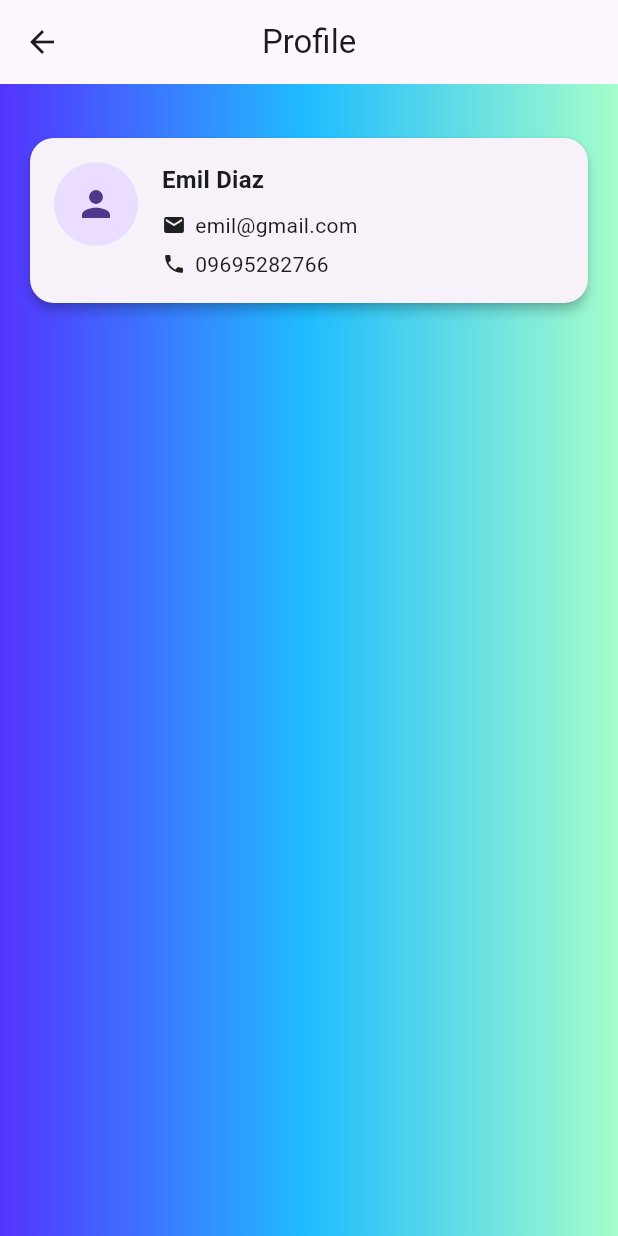
After one commit to exile213/Activity1-2_PROFE8-Diaz, a Flutter app: the ProfileView screen opened directly, on a phone screen of 412 x 824 dp. The commit adds this screen. Run offline on Flutter 3.47's test engine with Material 3 defaults, Android fonts, the phone set to English and light mode, and no system bars.

Commit message:
Add profile view and card, update navigation
Introduces a new ProfileView and ProfileCard widget to display user information. Updates home_view.dart to include a Profile tab in the bottom navigation bar and routes to the new profile view.

```diff
--- a/lib/views/home_view.dart
+++ b/lib/views/home_view.dart
@@ -1,6 +1,7 @@
 import 'package:flutter/material.dart';
 import 'package:flutter/cupertino.dart';
 import 'services_view.dart';
+import 'profile_view.dart';
 import '../widgets/custom_action_button.dart';
 import '../widgets/three_text_row.dart';
 import '../widgets/two_button_row.dart';
@@ -25,7 +26,8 @@ class _HomeViewState extends State<HomeView> {
         },
       );
     }
-    return const ServicesView();
+    if (_selectedIndex == 1) return const ServicesView();
+    return const ProfileView();
   }
 
   void _onNavTapped(int index) {
@@ -57,6 +59,7 @@ class _HomeViewState extends State<HomeView> {
         items: const [
           BottomNavigationBarItem(icon: Icon(Icons.home), label: "Home"),
           BottomNavigationBarItem(icon: Icon(Icons.build), label: "Services"),
+          BottomNavigationBarItem(icon: Icon(Icons.person), label: "Profile"),
         ],
       ),
     );
--- /dev/null
+++ b/lib/views/profile_view.dart
@@ -0,0 +1,41 @@
+import 'package:flutter/material.dart';
+import '../widgets/profile_card.dart';
+
+class ProfileView extends StatelessWidget {
+  const ProfileView({super.key});
+
+  @override
+  Widget build(BuildContext context) {
+    return Scaffold(
+      appBar: AppBar(title: const Text('Profile'), centerTitle: true),
+      body: Container(
+        decoration: const BoxDecoration(
+          gradient: LinearGradient(
+            begin: Alignment.centerLeft,
+            end: Alignment.centerRight,
+            colors: [Color(0xFF5433FF), Color(0xFF20BDFF), Color(0xFFA5FECB)],
+          ),
+        ),
+        child: Center(
+          child: ConstrainedBox(
+            constraints: const BoxConstraints(maxWidth: 720),
+            child: Padding(
+              padding: const EdgeInsets.all(16.0),
+              child: Column(
+                crossAxisAlignment: CrossAxisAlignment.stretch,
+                children: const [
+                  SizedBox(height: 16),
+                  ProfileCard(
+                    name: 'Emil Diaz',
+                    email: 'emil@gmail.com',
+                    phone: '09695282766',
+                  ),
+                ],
+              ),
+            ),
+          ),
+        ),
+      ),
+    );
+  }
+}
--- /dev/null
+++ b/lib/widgets/profile_card.dart
@@ -0,0 +1,61 @@
+import 'package:flutter/material.dart';
+
+class ProfileCard extends StatelessWidget {
+  final String name;
+  final String email;
+  final String phone;
+
+  const ProfileCard({
+    super.key,
+    required this.name,
+    required this.email,
+    required this.phone,
+  });
+
+  @override
+  Widget build(BuildContext context) {
+    return Card(
+      shape: RoundedRectangleBorder(borderRadius: BorderRadius.circular(16)),
+      elevation: 3,
+      child: Padding(
+        padding: const EdgeInsets.all(16.0),
+        child: Row(
+          crossAxisAlignment: CrossAxisAlignment.start,
+          children: [
+            const CircleAvatar(radius: 28, child: Icon(Icons.person, size: 28)),
+            const SizedBox(width: 16),
+            Expanded(
+              child: Column(
+                crossAxisAlignment: CrossAxisAlignment.start,
+                children: [
+                  Text(
+                    name,
+                    style: Theme.of(context).textTheme.titleMedium?.copyWith(
+                      fontWeight: FontWeight.w700,
+                    ),
+                  ),
+                  const SizedBox(height: 8),
+                  Row(
+                    children: [
+                      const Icon(Icons.email, size: 16),
+                      const SizedBox(width: 6),
+                      Expanded(child: Text(email)),
+                    ],
+                  ),
+                  const SizedBox(height: 6),
+                  Row(
+                    children: [
+                      const Icon(Icons.phone, size: 16),
+                      const SizedBox(width: 6),
+                      Expanded(child: Text(phone)),
+                    ],
+                  ),
+                ],
+              ),
+            ),
+          ],
+        ),
+      ),
+    );
+  }
+}
--- a/lib/widgets/two_button_row.dart
+++ b/lib/widgets/two_button_row.dart
@@ -16,7 +16,7 @@ class TwoButtonRow extends StatelessWidget {
           child: ElevatedButton(
             style: ElevatedButton.styleFrom(
               backgroundColor: const Color.fromARGB(255, 16, 141, 2),
-              textStyle: const TextStyle(color: Colors.white),
+              foregroundColor: Colors.white,
             ),
             onPressed: onLeftPressed,
             child: const Text('Book Service'),
@@ -27,7 +27,7 @@ class TwoButtonRow extends StatelessWidget {
           child: ElevatedButton(
             style: ElevatedButton.styleFrom(
               backgroundColor: const Color.fromARGB(255, 29, 22, 246),
-              textStyle: const TextStyle(color: Colors.white),
+              foregroundColor: Colors.white,
             ),
             onPressed: onRightPressed,
             child: const Text('View Services'),
```
